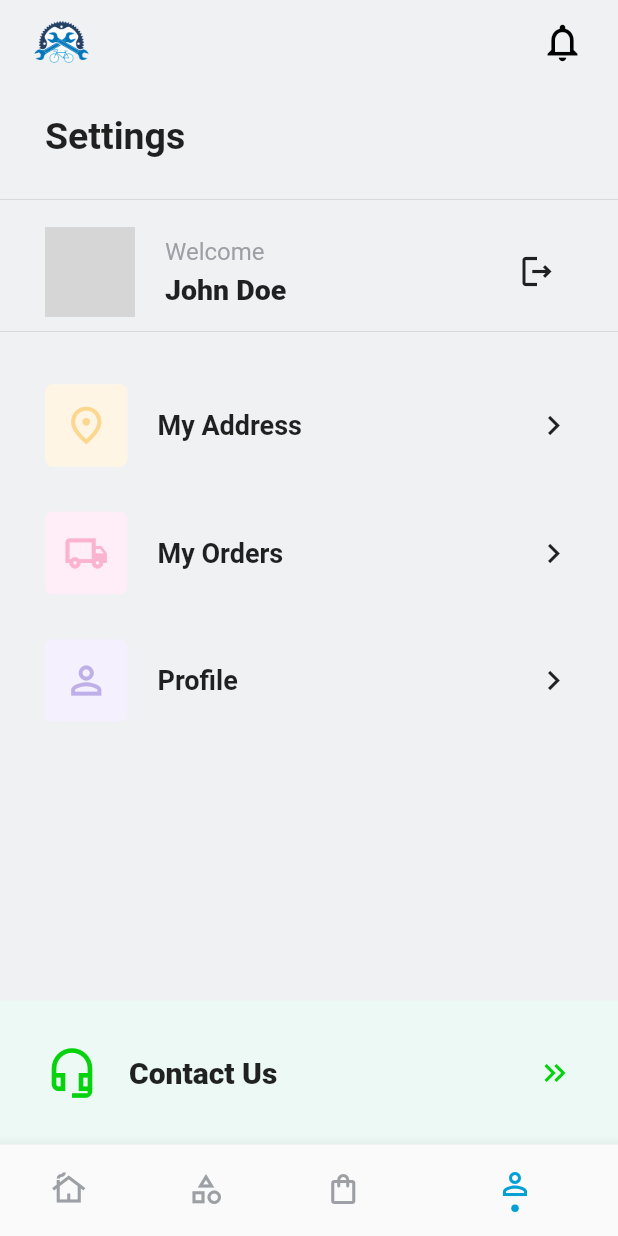
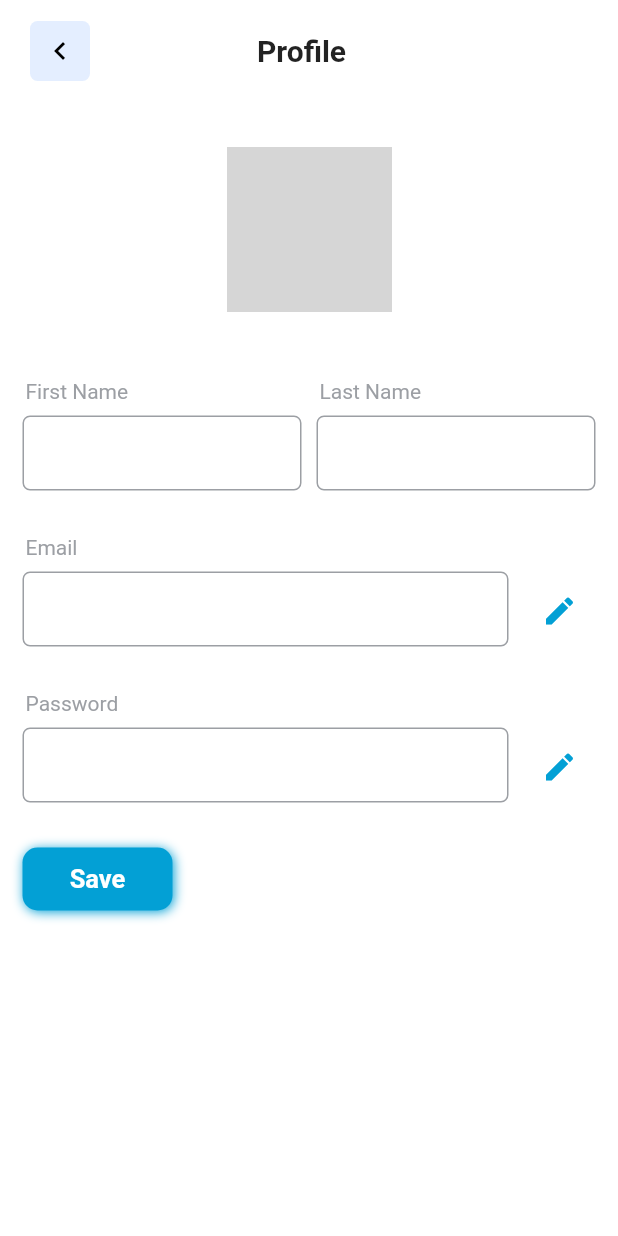
Before and after one commit to MohamedSafwan20/cycle_store-Flutter_Firebase, a Flutter app: the screen it shows after launch, item 4 of the bottom bar chosen, after a tap on "Profile", on a phone screen of 412 x 824 dp. Run offline on Flutter 3.47's test engine with Material 2 defaults, Android fonts, the phone set to English and light mode, and no system bars; our stand-ins replace carousel_slider, get; network calls fail; grey boxes are pictures that could not be loaded.

Commit message:
Added UI for Profile page

```diff
--- a/lib/config/routes.dart
+++ b/lib/config/routes.dart
@@ -5,3 +5,4 @@ const PRODUCT_LIST_ROUTE = "/product-list";
 const ADDRESS_ROUTE = "/address";
 const ADD_EDIT_ROUTE = "/add-edit-address";
 const PRODUCT_DETAILS_ROUTE = "/product";
+const PROFILE_ROUTE = "/profile";
--- a/lib/main.dart
+++ b/lib/main.dart
@@ -5,6 +5,7 @@ import 'package:cycle_store/ui/pages/cart_page.dart';
 import 'package:cycle_store/ui/pages/home_page.dart';
 import 'package:cycle_store/ui/pages/product_details_page.dart';
 import 'package:cycle_store/ui/pages/product_list_page.dart';
+import 'package:cycle_store/ui/pages/profile_page.dart';
 import 'package:cycle_store/ui/pages/search_page.dart';
 import 'package:flutter/material.dart';
 import 'package:get/get.dart';
@@ -36,6 +37,7 @@ class MyApp extends StatelessWidget {
             name: PRODUCT_DETAILS_ROUTE,
             page: () => const ProductDetailsPage(),
             transition: Transition.zoom),
+        GetPage(name: PROFILE_ROUTE, page: () => const ProfilePage()),
       ],
     );
   }
--- a/lib/ui/pages/product_details_page.dart
+++ b/lib/ui/pages/product_details_page.dart
@@ -4,6 +4,7 @@ import 'package:cycle_store/config/typography.dart';
 import 'package:cycle_store/data/controllers/product_details_controller.dart';
 import 'package:cycle_store/ui/widgets/custom_app_bar.dart';
 import 'package:cycle_store/ui/widgets/primary_button.dart';
+import 'package:cycle_store/ui/widgets/secondary_icon_button.dart';
 import 'package:flutter/material.dart';
 import 'package:get/get.dart';
 
@@ -275,21 +276,12 @@ class ProductDetailsPage extends StatelessWidget {
                     ),
                     Row(
                       children: [
-                        SizedBox(
+                        SecondaryIconButton(
+                          icon: Icons.shopping_bag_outlined,
+                          onPressed: () {},
                           width: 50,
-                          child: TextButton(
-                            onPressed: () {},
-                            child: const Icon(Icons.shopping_bag_outlined),
-                            style: ButtonStyle(
-                                foregroundColor: MaterialStateProperty.all(
-                                    SECONDARY_TEXT_COLOR),
-                                backgroundColor:
-                                    MaterialStateProperty.all(SECONDARY_COLOR),
-                                shape: MaterialStateProperty.all(
-                                    RoundedRectangleBorder(
-                                        borderRadius:
-                                            BorderRadius.circular(7)))),
-                          ),
+                          borderRadius: 7,
+                          height: 42,
                         ),
                         const SizedBox(
                           width: 10,
--- /dev/null
+++ b/lib/ui/pages/profile_page.dart
@@ -0,0 +1,276 @@
+import 'package:cycle_store/config/colors.dart';
+import 'package:cycle_store/ui/widgets/custom_app_bar.dart';
+import 'package:cycle_store/ui/widgets/primary_button.dart';
+import 'package:cycle_store/ui/widgets/secondary_icon_button.dart';
+import 'package:flutter/material.dart';
+
+class ProfilePage extends StatelessWidget {
+  const ProfilePage({Key? key}) : super(key: key);
+
+  @override
+  Widget build(BuildContext context) {
+    return Scaffold(
+      backgroundColor: Colors.white,
+      body: SafeArea(
+        child: Column(
+          children: [
+            const Padding(
+              padding: EdgeInsets.symmetric(horizontal: 20.0, vertical: 10),
+              child: CustomAppBar(
+                title: "Profile",
+              ),
+            ),
+            const SizedBox(
+              height: 30,
+            ),
+            Expanded(
+              child: SingleChildScrollView(
+                child: Padding(
+                  padding: const EdgeInsets.symmetric(horizontal: 15.0),
+                  child: Column(
+                    children: [
+                      Stack(
+                        children: [
+                          const SizedBox(
+                            width: 110,
+                            height: 110,
+                            child: CircleAvatar(
+                              radius: 30.0,
+                              backgroundImage:
+                                  NetworkImage("http://picsum.photos/300/300"),
+                              backgroundColor: Colors.transparent,
+                            ),
+                          ),
+                          Positioned(
+                              bottom: 0,
+                              right: 3,
+                              child: Container(
+                                alignment: Alignment.center,
+                                child: SecondaryIconButton(
+                                  onPressed: () {},
+                                  icon: Icons.edit,
+                                  size: 20,
+                                  borderRadius: 50,
+                                  width: 35,
+                                  height: 35,
+                                ),
+                              ))
+                        ],
+                      ),
+                      const SizedBox(
+                        height: 45,
+                      ),
+                      Row(
+                        mainAxisAlignment: MainAxisAlignment.spaceBetween,
+                        children: [
+                          Expanded(
+                            child: Column(
+                              crossAxisAlignment: CrossAxisAlignment.start,
+                              children: [
+                                const Padding(
+                                  padding: EdgeInsets.only(left: 2.0),
+                                  child: Text(
+                                    "First Name",
+                                    style:
+                                        TextStyle(color: SECONDARY_TEXT_COLOR),
+                                  ),
+                                ),
+                                const SizedBox(
+                                  height: 8,
+                                ),
+                                SizedBox(
+                                  height: 50,
+                                  child: TextField(
+                                    decoration: InputDecoration(
+                                      isDense: true,
+                                      focusedBorder: OutlineInputBorder(
+                                          borderRadius:
+                                              BorderRadius.circular(5),
+                                          borderSide: const BorderSide(
+                                              color: SECONDARY_TEXT_COLOR)),
+                                      enabledBorder: OutlineInputBorder(
+                                          borderRadius:
+                                              BorderRadius.circular(5),
+                                          borderSide: const BorderSide(
+                                              color: SECONDARY_TEXT_COLOR)),
+                                    ),
+                                  ),
+                                )
+                              ],
+                            ),
+                          ),
+                          const SizedBox(
+                            width: 10,
+                          ),
+                          Expanded(
+                            child: Column(
+                              crossAxisAlignment: CrossAxisAlignment.start,
+                              children: [
+                                const Padding(
+                                  padding: EdgeInsets.only(left: 2.0),
+                                  child: Text(
+                                    "Last Name",
+                                    style:
+                                        TextStyle(color: SECONDARY_TEXT_COLOR),
+                                  ),
+                                ),
+                                const SizedBox(
+                                  height: 8,
+                                ),
+                                SizedBox(
+                                  height: 50,
+                                  child: TextField(
+                                    decoration: InputDecoration(
+                                      isDense: true,
+                                      focusedBorder: OutlineInputBorder(
+                                          borderRadius:
+                                              BorderRadius.circular(5),
+                                          borderSide: const BorderSide(
+                                              color: SECONDARY_TEXT_COLOR)),
+                                      enabledBorder: OutlineInputBorder(
+                                          borderRadius:
+                                              BorderRadius.circular(5),
+                                          borderSide: const BorderSide(
+                                              color: SECONDARY_TEXT_COLOR)),
+                                    ),
+                                  ),
+                                )
+                              ],
+                            ),
+                          ),
+                        ],
+                      ),
+                      const SizedBox(
+                        height: 30,
+                      ),
+                      Row(
+                        mainAxisAlignment: MainAxisAlignment.spaceBetween,
+                        crossAxisAlignment: CrossAxisAlignment.end,
+                        children: [
+                          Expanded(
+                            child: Column(
+                              crossAxisAlignment: CrossAxisAlignment.start,
+                              children: [
+                                const Padding(
+                                  padding: EdgeInsets.only(left: 2.0),
+                                  child: Text(
+                                    "Email",
+                                    style:
+                                        TextStyle(color: SECONDARY_TEXT_COLOR),
+                                  ),
+                                ),
+                                const SizedBox(
+                                  height: 8,
+                                ),
+                                SizedBox(
+                                  height: 50,
+                                  child: TextField(
+                                    decoration: InputDecoration(
+                                      isDense: true,
+                                      focusedBorder: OutlineInputBorder(
+                                          borderRadius:
+                                              BorderRadius.circular(5),
+                                          borderSide: const BorderSide(
+                                              color: SECONDARY_TEXT_COLOR)),
+                                      enabledBorder: OutlineInputBorder(
+                                          borderRadius:
+                                              BorderRadius.circular(5),
+                                          borderSide: const BorderSide(
+                                              color: SECONDARY_TEXT_COLOR)),
+                                    ),
+                                  ),
+                                )
+                              ],
+                            ),
+                          ),
+                          const SizedBox(
+                            width: 10,
+                          ),
+                          IconButton(
+                            icon: const Icon(
+                              Icons.edit,
+                              color: PRIMARY_COLOR,
+                            ),
+                            onPressed: () {},
+                          )
+                        ],
+                      ),
+                      const SizedBox(
+                        height: 30,
+                      ),
+                      Row(
+                        mainAxisAlignment: MainAxisAlignment.spaceBetween,
+                        crossAxisAlignment: CrossAxisAlignment.end,
+                        children: [
+                          Expanded(
+                            child: Column(
+                              crossAxisAlignment: CrossAxisAlignment.start,
+                              children: [
+                                const Padding(
+                                  padding: EdgeInsets.only(left: 2.0),
+                                  child: Text(
+                                    "Password",
+                                    style:
+                                        TextStyle(color: SECONDARY_TEXT_COLOR),
+                                  ),
+                                ),
+                                const SizedBox(
+                                  height: 8,
+                                ),
+                                SizedBox(
+                                  height: 50,
+                                  child: TextField(
+                                    obscureText: true,
+                                    decoration: InputDecoration(
+                                      isDense: true,
+                                      focusedBorder: OutlineInputBorder(
+                                          borderRadius:
+                                              BorderRadius.circular(5),
+                                          borderSide: const BorderSide(
+                                              color: SECONDARY_TEXT_COLOR)),
+                                      enabledBorder: OutlineInputBorder(
+                                          borderRadius:
+                                              BorderRadius.circular(5),
+                                          borderSide: const BorderSide(
+                                              color: SECONDARY_TEXT_COLOR)),
+                                    ),
+                                  ),
+                                )
+                              ],
+                            ),
+                          ),
+                          const SizedBox(
+                            width: 10,
+                          ),
+                          IconButton(
+                            icon: const Icon(
+                              Icons.edit,
+                              color: PRIMARY_COLOR,
+                            ),
+                            onPressed: () {},
+                          )
+                        ],
+                      ),
+                      const SizedBox(
+                        height: 30,
+                      ),
+                      Align(
+                          alignment: Alignment.centerLeft,
+                          child: PrimaryButton(
+                            text: "Save",
+                            onPressed: () {},
+                            height: 42,
+                            textStyle: const TextStyle(fontSize: 17),
+                            borderRadius: 10,
+                          ))
+                    ],
+                  ),
+                ),
+              ),
+            )
+          ],
+        ),
+      ),
+    );
+  }
+}
--- a/lib/ui/widgets/account.dart
+++ b/lib/ui/widgets/account.dart
@@ -178,7 +178,7 @@ class Account extends StatelessWidget {
                   ),
                 ),
                 InkWell(
-                  onTap: () {},
+                  onTap: () => Get.toNamed(PROFILE_ROUTE),
                   child: Padding(
                     padding: const EdgeInsets.symmetric(
                         horizontal: 30, vertical: 15),
--- /dev/null
+++ b/lib/ui/widgets/primary_icon_button.dart
@@ -0,0 +1,41 @@
+import 'package:cycle_store/config/colors.dart';
+import 'package:flutter/material.dart';
+
+class PrimaryIconButton extends StatelessWidget {
+  const PrimaryIconButton({
+    Key? key,
+    required this.icon,
+    this.height = 50,
+    this.width = 100,
+    this.borderRadius = 2,
+    required this.onPressed,
+    this.size = 25,
+  }) : super(key: key);
+
+  final IconData icon;
+  final double height;
+  final double width;
+  final double borderRadius;
+  final Function() onPressed;
+  final double size;
+
+  @override
+  Widget build(BuildContext context) {
+    return SizedBox(
+      width: width,
+      height: height,
+      child: TextButton(
+        onPressed: onPressed,
+        child: Icon(
+          icon,
+          size: size,
+        ),
+        style: ButtonStyle(
+            foregroundColor: MaterialStateProperty.all(Colors.white),
+            backgroundColor: MaterialStateProperty.all(PRIMARY_COLOR),
+            shape: MaterialStateProperty.all(RoundedRectangleBorder(
+                borderRadius: BorderRadius.circular(borderRadius)))),
+      ),
+    );
+  }
+}
--- /dev/null
+++ b/lib/ui/widgets/secondary_icon_button.dart
@@ -0,0 +1,42 @@
+import 'package:cycle_store/config/colors.dart';
+import 'package:flutter/material.dart';
+
+class SecondaryIconButton extends StatelessWidget {
+  const SecondaryIconButton({
+    Key? key,
+    required this.icon,
+    this.height = 30,
+    this.width = 100,
+    this.borderRadius = 2,
+    required this.onPressed,
+    this.size = 25,
+  }) : super(key: key);
+
+  final IconData icon;
+  final double height;
+  final double width;
+  final double borderRadius;
+  final Function() onPressed;
+  final double size;
+
+  @override
+  Widget build(BuildContext context) {
+    return SizedBox(
+      width: width,
+      height: height,
+      child: TextButton(
+        onPressed: onPressed,
+        child: Icon(
+          icon,
+          size: size,
+        ),
+        style: ButtonStyle(
+          foregroundColor: MaterialStateProperty.all(SECONDARY_TEXT_COLOR),
+          backgroundColor: MaterialStateProperty.all(SECONDARY_COLOR),
+          shape: MaterialStateProperty.all(RoundedRectangleBorder(
+              borderRadius: BorderRadius.circular(borderRadius))),
+        ),
+      ),
+    );
+  }
+}
```
